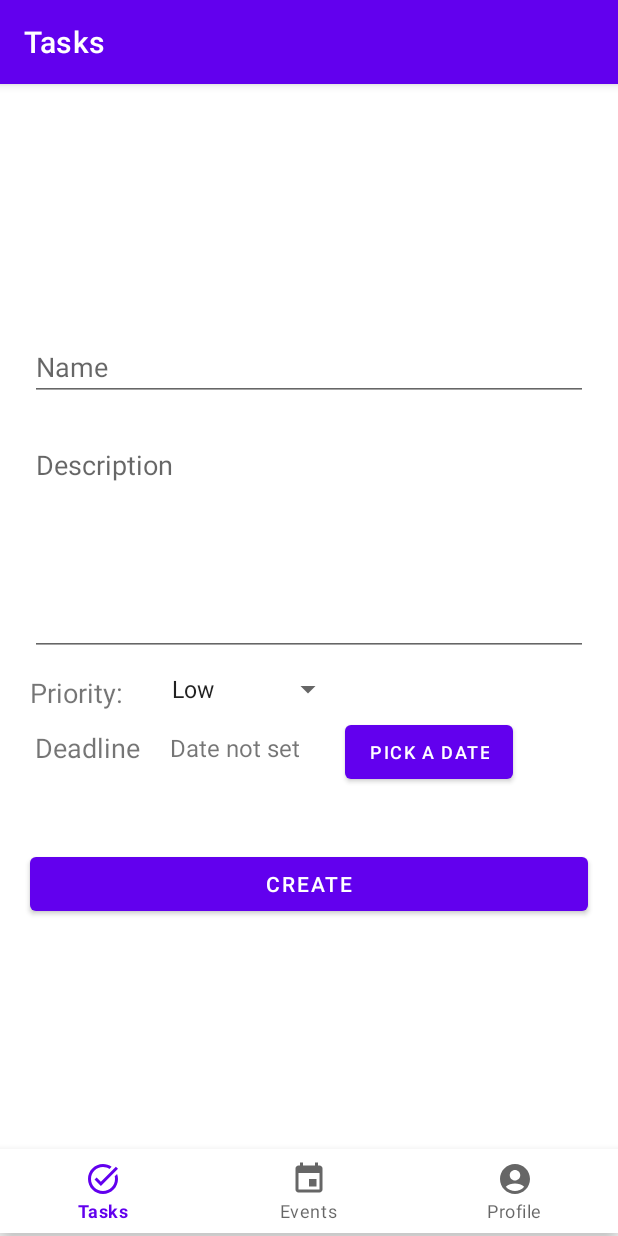
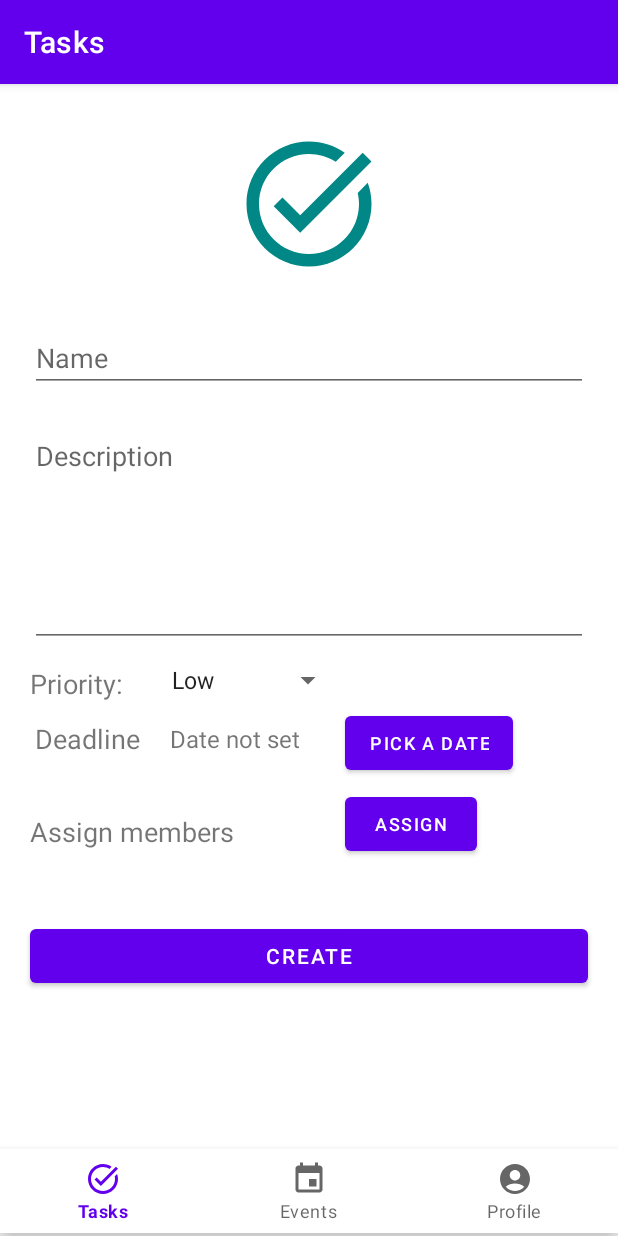
Before and after one commit to ArupaBarua/EvSync, an Android app: the fragment TaskAddFragment placed in its activity, after a tap on "CREATE", on a phone screen of 412 x 824 dp. Run offline under Robolectric (Android 15) with nearby library versions, the phone set to English and light mode, and no system bars; our stand-ins replace Firebase (no records; nobody signed in at launch, a user with empty details on screens opened directly), navigation-ui; 2 statements that could not run were skipped.

Commit message:
refactor task add

```diff
--- a/app/src/main/java/com/esa/evsync/app/pages/EventDetails/EventDetailsFragment.kt
+++ b/app/src/main/java/com/esa/evsync/app/pages/EventDetails/EventDetailsFragment.kt
@@ -74,6 +74,12 @@ class EventDetailsFragment : Fragment() {
                 viewModel.addMembers(selectedResults)
             }
         }
+        parentFragmentManager.setFragmentResultListener("request_task_add", viewLifecycleOwner) { requestKey, bundle ->
+            if (requestKey == "request_task_add") {
+                val taskInfo = bundle.getParcelable<TaskAddDataModel>("task_info")
+                viewModel.addTask(taskInfo)
+            }
+        }
     }
 
 }
--- /dev/null
+++ b/app/src/main/java/com/esa/evsync/app/pages/EventDetails/TaskAddDataModel.kt
@@ -0,0 +1,42 @@
+package com.esa.evsync.app.pages.EventDetails
+
+import android.os.Parcel
+import android.os.Parcelable
+
+data class TaskAddDataModel(
+    val name: String,
+    val description: String,
+    val priority: String,
+    val deadline: String,
+    val assigned: ArrayList<String>
+) : Parcelable {
+    constructor(parcel: Parcel) : this(
+        parcel.readString() ?: "", // Handle null safety
+        parcel.readString() ?: "",
+        parcel.readString() ?: "",
+        parcel.readString() ?: "",
+        parcel.createStringArrayList() ?: ArrayList() // Deserialize ArrayList<String>
+    )
+
+    override fun writeToParcel(parcel: Parcel, flags: Int) {
+        parcel.writeString(name)
+        parcel.writeString(description)
+        parcel.writeString(priority)
+        parcel.writeString(deadline)
+        parcel.writeStringList(assigned) // Serialize ArrayList<String>
+    }
+
+    override fun describeContents(): Int {
+        return 0
+    }
+
+    companion object CREATOR : Parcelable.Creator<TaskAddDataModel> {
+        override fun createFromParcel(parcel: Parcel): TaskAddDataModel {
+            return TaskAddDataModel(parcel)
+        }
+
+        override fun newArray(size: Int): Array<TaskAddDataModel?> {
+            return arrayOfNulls(size)
+        }
+    }
+}
--- a/app/src/main/java/com/esa/evsync/app/pages/TaskAddFragment.kt
+++ b/app/src/main/java/com/esa/evsync/app/pages/TaskAddFragment.kt
@@ -16,6 +16,7 @@ import androidx.navigation.fragment.navArgs
 import com.esa.evsync.R
 import com.esa.evsync.app.dataModels.TaskModel
 import com.esa.evsync.app.dataModels.TaskPriority
+import com.esa.evsync.app.pages.EventDetails.TaskAddDataModel
 import com.esa.evsync.databinding.FragmentTaskAddBinding
 import com.google.firebase.Firebase
 import com.google.firebase.firestore.FieldValue
@@ -74,64 +75,28 @@ class TaskAddFragment : Fragment() {
             )
             datePickerDialog.show()
         }
-        binding.btnCreate.setOnClickListener(::addTask)
+        binding.btnCreate.setOnClickListener{ addTask() }
     }
 
-    private fun convertToDate(dateString: String): Date? {
-        val format = SimpleDateFormat("dd/MM/yyyy", Locale.getDefault())
-        return try {
-            format.parse(dateString)
-        } catch (e: Exception) {
-            e.printStackTrace()  // Handle exception if the string format is invalid
-            null
-        }
-    }
-
-    private fun addTask(view: View?) {
-        val eventRef = db.collection("events").document(eventId)
-
-        val task = TaskModel(
+    private fun addTask() {
+        val task = TaskAddDataModel(
             name = binding.etName.text.toString(),
             description = binding.etDesc.text.toString(),
-            priority = TaskPriority.valueOf((binding.dropdownPriority.selectedItem as String).uppercase()),
-            deadline = convertToDate(binding.tvDate.text.toString()),
-            eventRef = eventRef,
+            priority = binding.dropdownPriority.selectedItem as String,
+            deadline = binding.tvDate.text.toString(),
             assigned = ArrayList(),
-            complete = false
         )
 
-        if (task.name == "" || task.description == "" || task.priority == TaskPriority.UNSET
-            || task.deadline == null) {
+        if (task.name == "" || task.description == "" || task.deadline == ""
+            || task.priority.uppercase() == TaskPriority.UNSET.toString().uppercase()) {
             Log.w("Firebase", "Not enough information provided")
             Toast.makeText(requireContext(), "Not enough information provided", Toast.LENGTH_SHORT).show()
             return
         }
 
-        if (eventId == "") {
-            Log.e("Firebase", "Event doesn't exist failed to create task")
-            Toast.makeText(requireContext(), "Event doesn't exist failed to create task", Toast.LENGTH_SHORT).show()
-            return
-        }
-
-        lifecycleScope.launch {
-            try {
-                withContext(Dispatchers.IO) {
-                   val taskRef = taskCollection.add(task).await()!!
-                   eventRef.update("tasks", FieldValue.arrayUnion(taskRef)).await()
-                }
-                Toast.makeText(requireContext(), "Task created", Toast.LENGTH_SHORT).show()
-                val navController = findNavController()
-                val action = TaskAddFragmentDirections.actionNavTaskAddToNavEventDetails(
-                    eventId = eventId,
-                    eventName = args.eventName,
-                    eventDescription = args.eventDescription
-                )
-                navController.navigate(action)
-            } catch (e: Error) {
-                Log.e("Firebase", "Failed to create event", e)
-                Toast.makeText(requireContext(), "Failed to register event", Toast.LENGTH_SHORT).show()
-            }
-        }
-
+        val bundle = Bundle()
+        bundle.putParcelable("task_info", task)
+        parentFragmentManager.setFragmentResult("request_task_add", bundle)
+        findNavController().popBackStack()
     }
 }
--- a/app/src/main/res/layout/card_task_listitem.xml
+++ b/app/src/main/res/layout/card_task_listitem.xml
@@ -18,7 +18,7 @@
             android:layout_height="match_parent"
             android:paddingHorizontal="4dp"
             android:paddingVertical="2dp"
-            app:srcCompat="@android:drawable/ic_menu_gallery" />
+            app:srcCompat="@drawable/ic_tasks" />
 
         <LinearLayout
             android:layout_width="match_parent"
--- a/app/src/main/res/layout/fragment_task_add.xml
+++ b/app/src/main/res/layout/fragment_task_add.xml
@@ -6,20 +6,31 @@
     android:layout_height="match_parent"
     tools:context=".app.pages.TaskListFragment">
 
+    <ImageView
+        android:id="@+id/imageView3"
+        android:layout_width="100dp"
+        android:layout_height="100dp"
+        android:layout_marginTop="30dp"
+        android:src="@drawable/ic_tasks"
+        app:layout_constraintEnd_toEndOf="parent"
+        app:layout_constraintHorizontal_bias="0.5"
+        app:layout_constraintStart_toStartOf="parent"
+        app:layout_constraintTop_toTopOf="parent"
+        app:tint="@color/teal_700" />
+
     <EditText
         android:id="@+id/et_name"
         android:layout_width="match_parent"
         android:layout_height="wrap_content"
         android:layout_marginHorizontal="20dp"
+        android:layout_marginTop="30dp"
         android:ems="10"
         android:hint="Name"
         android:inputType="text"
-        app:layout_constraintBottom_toBottomOf="parent"
         app:layout_constraintEnd_toEndOf="parent"
         app:layout_constraintHorizontal_bias="0.875"
         app:layout_constraintStart_toStartOf="parent"
-        app:layout_constraintTop_toTopOf="parent"
-        app:layout_constraintVertical_bias="0.25" />
+        app:layout_constraintTop_toBottomOf="@+id/imageView3" />
 
     <EditText
         android:id="@+id/et_desc"
@@ -100,6 +111,37 @@
         app:layout_constraintTop_toBottomOf="@+id/dropdown_priority" />
 
 
+    <TextView
+        android:id="@+id/tv_assign"
+        android:layout_width="wrap_content"
+        android:layout_height="wrap_content"
+        android:layout_marginHorizontal="20dp"
+        android:layout_marginVertical="12dp"
+        android:layout_marginStart="20dp"
+        android:paddingTop="25dp"
+        android:text="Assign members"
+        android:textSize="18dp"
+        app:layout_constraintStart_toStartOf="parent"
+        app:layout_constraintTop_toBottomOf="@id/tv_choose_deadline" />
+    <TextView
+        android:id="@+id/tv_assign_cnt"
+        android:layout_width="wrap_content"
+        android:layout_height="wrap_content"
+        android:layout_marginTop="26dp"
+        android:textSize="16dp"
+        app:layout_constraintStart_toEndOf="@+id/tv_assign"
+        app:layout_constraintTop_toTopOf="@+id/tv_assign" />
+    <Button
+        android:id="@+id/btn_assign"
+        android:layout_width="wrap_content"
+        android:layout_height="wrap_content"
+        android:layout_marginStart="30dp"
+        android:layout_marginTop="6dp"
+        android:text="Assign"
+        android:textSize="12dp"
+        app:layout_constraintStart_toEndOf="@+id/tv_date"
+        app:layout_constraintTop_toBottomOf="@+id/btn_pickdate" />
+
     <Button
         android:id="@+id/btn_create"
         android:layout_width="match_parent"
@@ -110,7 +152,7 @@
         app:layout_constraintEnd_toEndOf="parent"
         app:layout_constraintHorizontal_bias="0.6"
         app:layout_constraintStart_toStartOf="parent"
-        app:layout_constraintTop_toBottomOf="@+id/btn_pickdate" />
+        app:layout_constraintTop_toBottomOf="@+id/btn_assign" />
 
 
 </androidx.constraintlayout.widget.ConstraintLayout>
```
Also changed, not shown: app/src/main/java/com/esa/evsync/app/pages/EventDetails/EventDetailsViewModel.kt (+44 -1 lines).
